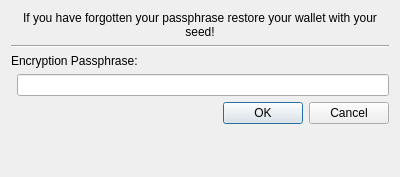
Old version of the form src/startupencryption.ui in the repository jahway603/SilentDragonLite.
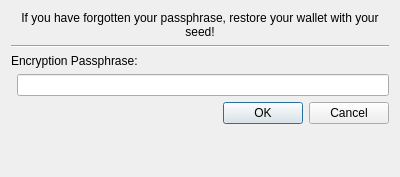
New version of the form.

```diff
--- a/src/startupencryption.ui
+++ b/src/startupencryption.ui
@@ -17,7 +17,7 @@
    <item row="0" column="0" colspan="2">
     <widget class="QLabel" name="label_2">
      <property name="text">
-      <string>&lt;html&gt;&lt;head/&gt;&lt;body&gt;&lt;p&gt;If you have forgotten your passphrase restore your wallet with your seed!&lt;/p&gt;&lt;/body&gt;&lt;/html&gt;</string>
+      <string>&lt;html&gt;&lt;head/&gt;&lt;body&gt;&lt;p&gt;If you have forgotten your passphrase, restore your wallet with your seed!&lt;/p&gt;&lt;/body&gt;&lt;/html&gt;</string>
      </property>
      <property name="alignment">
       <set>Qt::AlignCenter</set>
```
